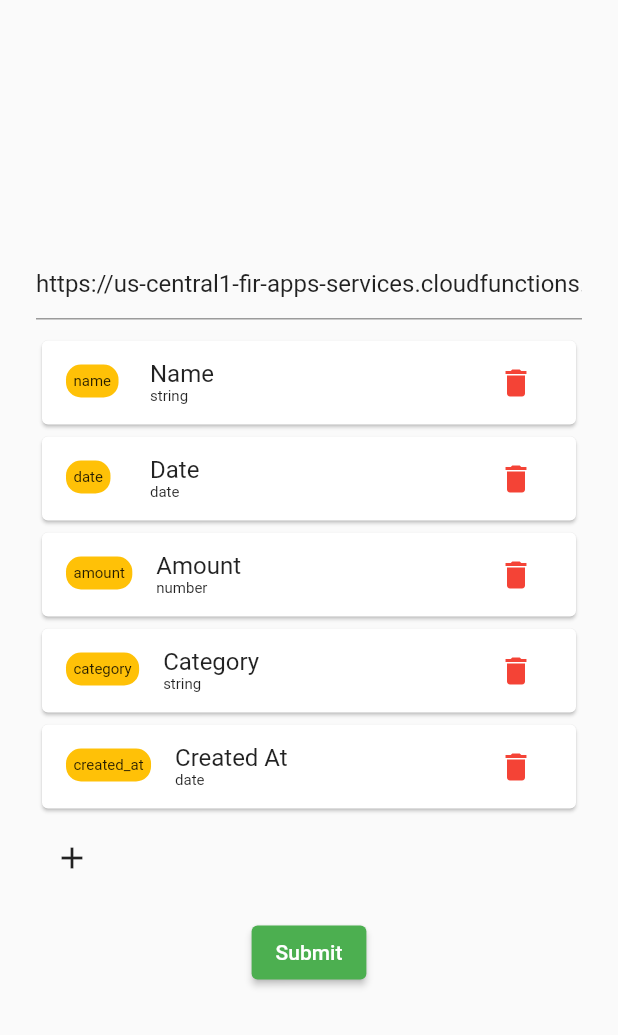
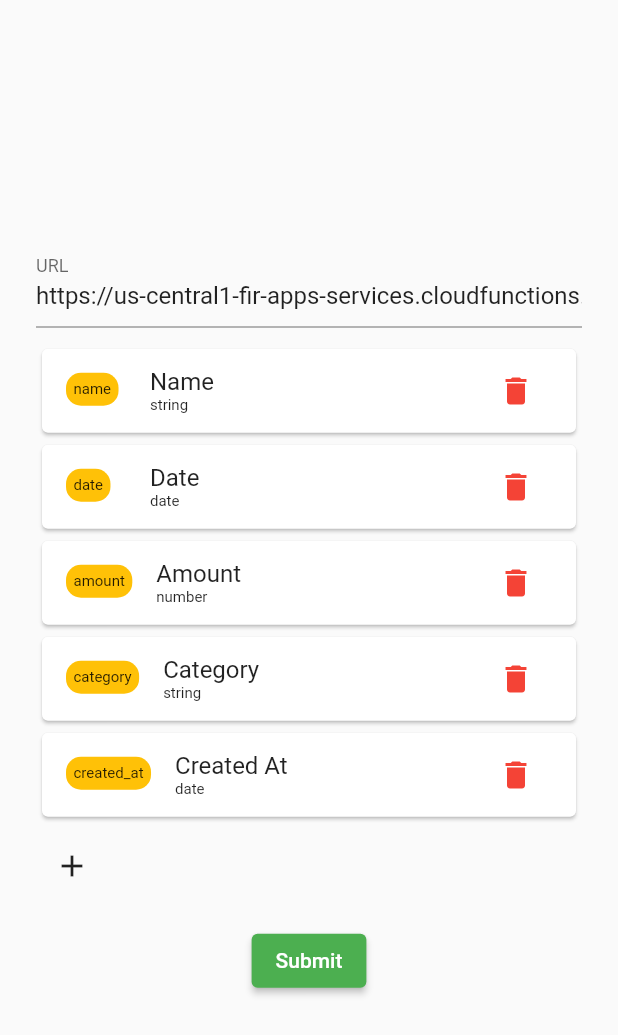
Before and after one commit to farhanvk8/dynamic_data_app, a Flutter app: the screen it shows after launch, on a phone screen of 412 x 824 dp. Shown: the top 1035 px of the screen. Run offline on Flutter 3.47's test engine with Material 2 defaults, Android fonts, the phone set to English and light mode, and no system bars; our stand-ins replace dio, flutter_riverpod, freezed_annotation, riverpod.

Commit message:
Add label to URL Field

```diff
--- a/lib/presentation/view/initial_page.dart
+++ b/lib/presentation/view/initial_page.dart
@@ -24,6 +24,7 @@ class InitialPage extends StatelessWidget {
             mainAxisAlignment: MainAxisAlignment.center,
             children: [
               TextField(
+                decoration: const InputDecoration(label: Text('URL')),
                 controller: urlController,
               ),
               const SizedBox(
```
Also changed, not shown: pubspec.lock.
